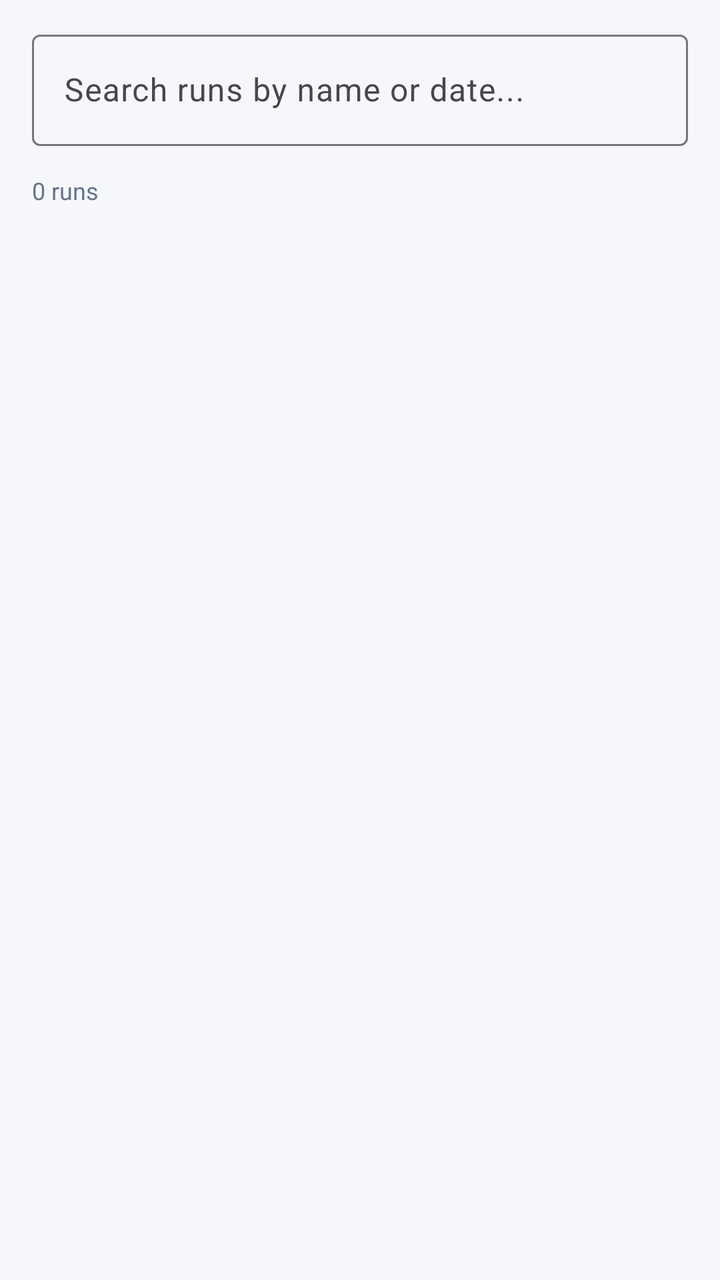
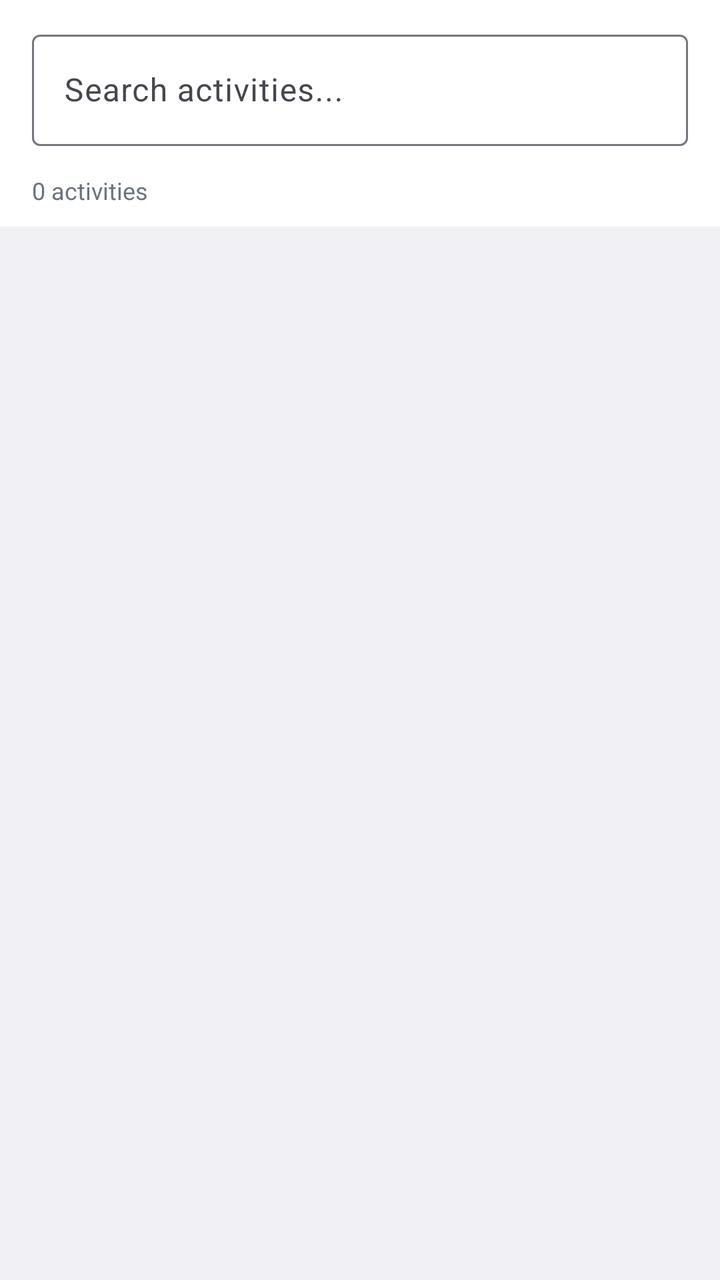

Screens rendered from an Android XML layout before and after an edit, with the pre-edit source and the edit as a unified diff.
<!-- AndroidManifest.xml: application theme Theme.RunStats -->
<!-- res/layout/fragment_runs.xml -->
<?xml version="1.0" encoding="utf-8"?>
<LinearLayout xmlns:android="http://schemas.android.com/apk/res/android"
    xmlns:app="http://schemas.android.com/apk/res-auto"
    android:layout_width="match_parent"
    android:layout_height="match_parent"
    android:background="@color/bg_screen"
    android:orientation="vertical">

    <LinearLayout
        android:layout_width="match_parent"
        android:layout_height="wrap_content"
        android:orientation="vertical"
        android:paddingStart="16dp"
        android:paddingTop="12dp"
        android:paddingEnd="16dp"
        android:paddingBottom="8dp">

        <com.google.android.material.textfield.TextInputLayout
            style="@style/Widget.Material3.TextInputLayout.OutlinedBox"
            android:layout_width="match_parent"
            android:layout_height="wrap_content"
            android:hint="Search runs by name or date...">

            <com.google.android.material.textfield.TextInputEditText
                android:id="@+id/etSearchRuns"
                android:layout_width="match_parent"
                android:layout_height="wrap_content"
                android:imeOptions="actionSearch"
                android:inputType="text"
                android:maxLines="1" />
        </com.google.android.material.textfield.TextInputLayout>

        <HorizontalScrollView
            android:layout_width="match_parent"
            android:layout_height="wrap_content"
            android:layout_marginTop="8dp"
            android:scrollbars="none">

            <com.google.android.material.chip.ChipGroup
                android:id="@+id/chipGroupYears"
                android:layout_width="wrap_content"
                android:layout_height="wrap_content"
                app:selectionRequired="true"
                app:singleLine="true"
                app:singleSelection="true" />
        </HorizontalScrollView>

        <TextView
            android:id="@+id/tvRunsCount"
            android:layout_width="wrap_content"
            android:layout_height="wrap_content"
            android:layout_marginTop="6dp"
            android:text="0 runs"
            android:textColor="@color/text_secondary"
            android:textSize="12sp" />
    </LinearLayout>

    <androidx.recyclerview.widget.RecyclerView
        android:id="@+id/rvRuns"
        android:layout_width="match_parent"
        android:layout_height="0dp"
        android:layout_weight="1"
        android:clipToPadding="false"
        android:paddingStart="16dp"
        android:paddingEnd="16dp"
        android:paddingBottom="16dp" />

</LinearLayout>
<!-- resources referenced by this layout -->
<resources>
  <color name="bg_screen">#F5F7FA</color>
  <color name="text_secondary">#64748B</color>
  <style name="Theme.RunStats" parent="Theme.Material3.DayNight.NoActionBar">
          <item name="colorPrimary">@color/brand_orange</item>
          <item name="colorOnPrimary">#FFFFFF</item>
          <item name="colorSecondary">@color/brand_teal</item>
          <item name="colorOnSecondary">#FFFFFF</item>
          <item name="android:statusBarColor">@color/bg_screen</item>
          <item name="android:windowLightStatusBar">true</item>
          <item name="android:colorBackground">@color/bg_screen</item>
      </style>
  <color name="brand_orange">#FC4C02</color>
  <color name="brand_teal">#00897B</color>
</resources>

<!-- the commit's change to res/layout/fragment_runs.xml (unified diff, before → after) -->
@@ -9,17 +9,19 @@
     <LinearLayout
         android:layout_width="match_parent"
         android:layout_height="wrap_content"
+        android:layout_marginBottom="8dp"
+        android:background="@color/bg_card"
         android:orientation="vertical"
         android:paddingStart="16dp"
         android:paddingTop="12dp"
         android:paddingEnd="16dp"
-        android:paddingBottom="8dp">
+        android:paddingBottom="10dp">
 
         <com.google.android.material.textfield.TextInputLayout
             style="@style/Widget.Material3.TextInputLayout.OutlinedBox"
             android:layout_width="match_parent"
             android:layout_height="wrap_content"
-            android:hint="Search runs by name or date...">
+            android:hint="Search activities...">
 
             <com.google.android.material.textfield.TextInputEditText
                 android:id="@+id/etSearchRuns"
@@ -50,7 +52,7 @@
             android:layout_width="wrap_content"
             android:layout_height="wrap_content"
             android:layout_marginTop="6dp"
-            android:text="0 runs"
+            android:text="0 activities"
             android:textColor="@color/text_secondary"
             android:textSize="12sp" />
     </LinearLayout>
@@ -61,8 +63,6 @@
         android:layout_height="0dp"
         android:layout_weight="1"
         android:clipToPadding="false"
-        android:paddingStart="16dp"
-        android:paddingEnd="16dp"
         android:paddingBottom="16dp" />
 
 </LinearLayout>
<!-- resource entries referenced after the edit -->
@@ -1,17 +1,23 @@
 <!-- resources referenced by this layout -->
 <resources>
-  <color name="bg_screen">#F5F7FA</color>
-  <color name="text_secondary">#64748B</color>
+  <color name="bg_card">#FFFFFF</color>
+  <color name="bg_screen">#F0F0F5</color>
+  <color name="text_secondary">#6B7280</color>
   <style name="Theme.RunStats" parent="Theme.Material3.DayNight.NoActionBar">
-          <item name="colorPrimary">@color/brand_orange</item>
+          <item name="colorPrimary">@color/brand_blue_primary</item>
           <item name="colorOnPrimary">#FFFFFF</item>
-          <item name="colorSecondary">@color/brand_teal</item>
+          <item name="colorPrimaryContainer">@color/brand_blue_tint</item>
+          <item name="colorOnPrimaryContainer">@color/brand_blue_primary</item>
+          <item name="colorSecondary">@color/brand_cyan</item>
           <item name="colorOnSecondary">#FFFFFF</item>
-          <item name="android:statusBarColor">@color/bg_screen</item>
+          <item name="colorSecondaryContainer">@color/brand_blue_tint</item>
+          <item name="colorOnSecondaryContainer">@color/brand_blue_primary</item>
+          <item name="android:statusBarColor">@color/bg_card</item>
           <item name="android:windowLightStatusBar">true</item>
           <item name="android:colorBackground">@color/bg_screen</item>
       </style>
-  <color name="brand_orange">#FC4C02</color>
-  <color name="brand_teal">#00897B</color>
+  <color name="brand_blue_primary">#0066FF</color>
+  <color name="brand_blue_tint">#E8F1FF</color>
+  <color name="brand_cyan">#00A3BF</color>
 </resources>
 
